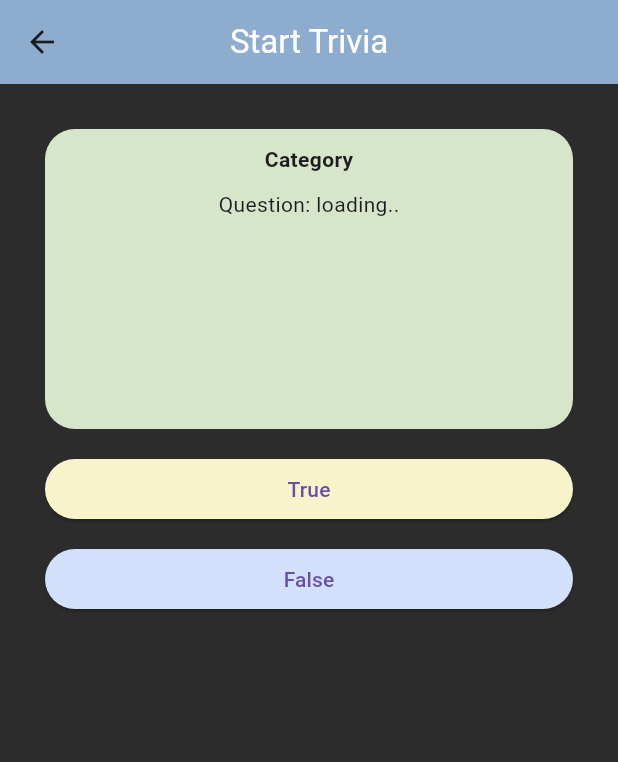
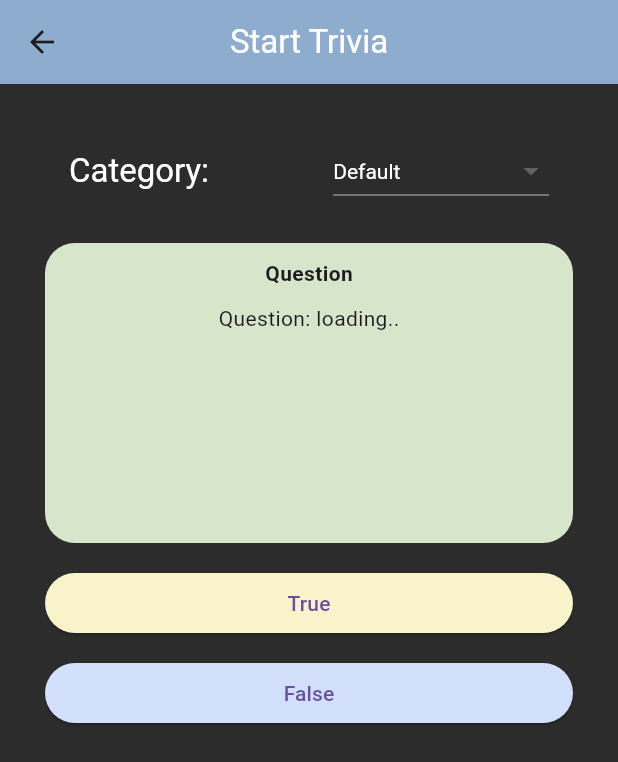
Before and after one commit to ar4ssii/TriviaRepos, a Flutter app: the screen it shows after launch, after a tap on "Start Trivia", on a phone screen of 412 x 824 dp. Shown: the top 762 px of the screen. Run offline on Flutter 3.47's test engine with Material 3 defaults, Android fonts, the light colour scheme and no system bars; our stand-ins replace html_unescape; missing offline and left inert: dart:js; network calls fail.

Commit message:
Update StartTrivia.dart
category

```diff
--- a/lib/StartTrivia.dart
+++ b/lib/StartTrivia.dart
@@ -1,16 +1,15 @@
 import 'dart:convert';
-import 'dart:js_util';
 
 import 'package:flutter/cupertino.dart';
 import 'package:flutter/material.dart';
 import 'package:flutter/widgets.dart';
+import 'package:http/http.dart' as http;
+import 'package:html_unescape/html_unescape.dart';
+
 import 'model/RandomTrivia.dart';
-import 'service/getRandomTrivia.dart';
-import 'package:html_unescape/html_unescape.dart';
-// import 'package:http/http.dart' as http;
 
 class StartTrivia extends StatefulWidget {
-  const StartTrivia({super.key});
+  const StartTrivia({Key? key}) : super(key: key);
 
   @override
   State<StartTrivia> createState() => _StartTriviaState();
@@ -20,11 +19,21 @@ class _StartTriviaState extends State<StartTrivia> {
   final _getRandomTrivia = getRandomTrivia();
   RandomTrivia? _randomTrivia;
   String? question;
+  int selectedCategory = 1; // Default category
 
+  // List of categories
+  final categories = {
+    'Default' : 1,
+    'General Knowledge': 9,
+    'Music': 12,
+    'Film': 11,
+    'Mythology': 20,
+    'Manga': 31,
+  };
 
-  //inside the _fetchTrivia you put a integer param for category
-  _fetchTrivia(int category) async{
-    try{
+  // Fetch trivia based on the selected category
+  _fetchTrivia(int category) async {
+    try {
       final trivia = await _getRandomTrivia.getTrivia(category);
       setState(() {
         _randomTrivia = trivia;
@@ -32,15 +41,14 @@ class _StartTriviaState extends State<StartTrivia> {
         print("Correct: ${_randomTrivia?.correctAnswer}");
       });
       question = HtmlUnescape().convert(_randomTrivia!.question);
-    }catch(e){
+    } catch (e) {
       print(e);
     }
   }
 
-
   @override
   void initState() {
-    _fetchTrivia(31); //31 is Entertainment: Japanese Anime & Manga
+    _fetchTrivia(selectedCategory);
     super.initState();
   }
 
@@ -55,7 +63,7 @@ class _StartTriviaState extends State<StartTrivia> {
           actions: <Widget>[
             TextButton(
               onPressed: () {
-                _fetchTrivia(31);
+                _fetchTrivia(selectedCategory);
                 Navigator.of(context).pop();
               },
               child: Text('Retry'),
@@ -71,7 +79,7 @@ class _StartTriviaState extends State<StartTrivia> {
     return Scaffold(
       backgroundColor: Color(0xff2c2c2c),
       appBar: AppBar(
-        title: Text('Start Trivia', style: TextStyle(color: Colors.white),),
+        title: Text('Start Trivia', style: TextStyle(color: Colors.white)),
         centerTitle: true,
         backgroundColor: Color(0xff8eaccd),
       ),
@@ -79,62 +87,94 @@ class _StartTriviaState extends State<StartTrivia> {
         margin: EdgeInsets.all(20),
         padding: EdgeInsets.all(10),
         child: Column(
+          crossAxisAlignment: CrossAxisAlignment.start,
           children: [
+            AppBar(
+              backgroundColor: Color(0xff2c2c2c),
+              automaticallyImplyLeading: false, // This line removes the back button
+              title: Row(
+                mainAxisAlignment: MainAxisAlignment.spaceBetween,
+                children: [
+                  Text(
+                    'Category:',
+                    style: TextStyle(color: Colors.white),
+                  ),
+                  DropdownButton<int>(
+                    value: selectedCategory,
+                    onChanged: (newValue) {
+                      setState(() {
+                        selectedCategory = newValue!;
+                        _fetchTrivia(selectedCategory);
+                      });
+                    },
+                    style: TextStyle(color: Colors.white), // Set text color of dropdown button
+                    dropdownColor:Colors.black45,
+                    items: categories.entries.map((entry) {
+                      return DropdownMenuItem<int>(
+                        value: entry.value,
+                        child: Text(
+                          entry.key,
+                          style: TextStyle(color: Colors.white), // Set text color of dropdown menu items
+                        ),
+                      );
+                    }).toList(),
+                  ),
+
+                ],
+              ),
+            ),
+
+            SizedBox(height: 20),
             Container(
               padding: EdgeInsets.all(10),
               height: 200,
               width: double.maxFinite,
               decoration: BoxDecoration(
                 color: Color(0xffD7E5CA),
-                        borderRadius: BorderRadius.circular(20)
+                borderRadius: BorderRadius.circular(20),
               ),
               child: Column(
                 children: [
                   Text(
-                    'Category',
+                    'Question',
                     style: TextStyle(
                       fontWeight: FontWeight.bold,
                     ),
                   ),
-                        SizedBox(
-                          height: 10,
-                        ),
+                  SizedBox(height: 10),
                   Text('Question: ${question ?? "loading.."}'),
                 ],
               ),
             ),
-                  SizedBox(
-                    height: 20,
-                  ),
+            SizedBox(height: 20),
             SizedBox(
               width: double.maxFinite,
               height: 40,
-                    child:
-                        ElevatedButton(onPressed: (){
-                          bool isCorrect =
-                              _randomTrivia!.correctAnswer.toLowerCase() == 'true';
+              child: ElevatedButton(
+                onPressed: () {
+                  bool isCorrect = _randomTrivia!.correctAnswer.toLowerCase() == 'true';
                   _showResultDialog(isCorrect);
                 },
                 style: ElevatedButton.styleFrom(
                   backgroundColor: Color(0xffF9F3CC),
                 ),
-                            child: Text('True'))
+                child: Text('True'),
               ),
-                  SizedBox(
-                    height: 20,
             ),
+            SizedBox(height: 20),
             SizedBox(
               width: double.maxFinite,
               height: 40,
-                    child: ElevatedButton(onPressed: (){
-                          bool isCorrect =
-                              _randomTrivia!.correctAnswer.toLowerCase() == 'false';
+              child: ElevatedButton(
+                onPressed: () {
+                  bool isCorrect = _randomTrivia!.correctAnswer.toLowerCase() == 'false';
                   _showResultDialog(isCorrect);
                 },
                 style: ElevatedButton.styleFrom(
                   backgroundColor: Color(0xffD2E0FB),
                 ),
-                            child: Text('False'))
+                child: Text('False'),
+              ),
             ),
           ],
         ),
@@ -142,3 +182,17 @@ class _StartTriviaState extends State<StartTrivia> {
     );
   }
 }
+
+class getRandomTrivia {
+  static const API_URL = "https://opentdb.com/api.php";
+
+  Future<RandomTrivia> getTrivia(int category) async {
+    final response = await http.get(Uri.parse('$API_URL?amount=1&type=boolean&category=$category'));
+    await Future.delayed(Duration(seconds: 2));
+    if (response.statusCode == 200) {
+      return RandomTrivia.fromJson(jsonDecode(response.body));
+    } else {
+      throw Exception('Failed to load data...');
+    }
+  }
+}
```
Lines whose indentation alone changed are shown as unchanged.
